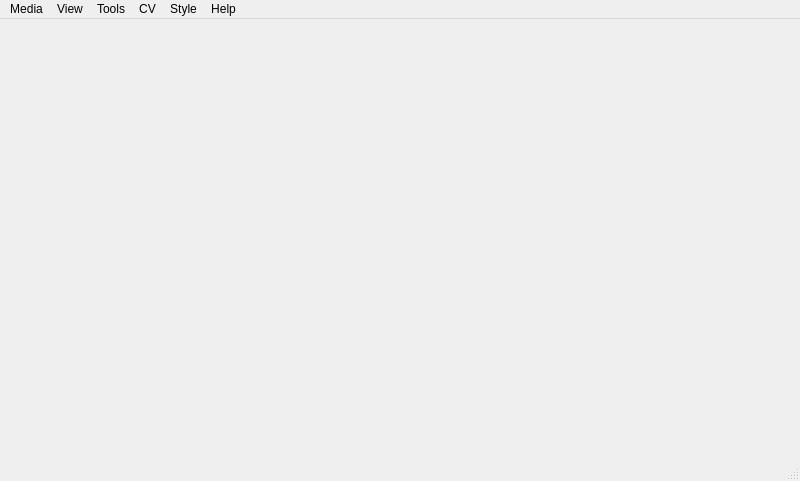
Old version of the form src/mainwindow.ui in the repository StevenHuang2020/VideoPlayer.
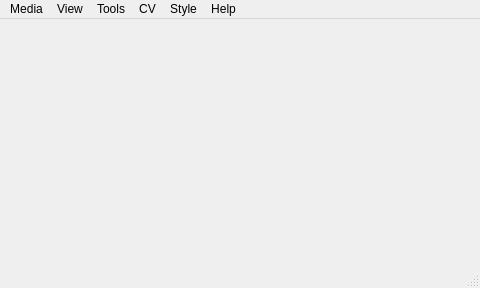
New version of the form.

```diff
--- a/src/mainwindow.ui
+++ b/src/mainwindow.ui
@@ -12,8 +12,8 @@
    <rect>
     <x>0</x>
     <y>0</y>
-    <width>800</width>
-    <height>481</height>
+    <width>480</width>
+    <height>288</height>
    </rect>
   </property>
   <property name="sizePolicy">
@@ -90,7 +90,7 @@
     <rect>
      <x>0</x>
      <y>0</y>
-     <width>800</width>
+     <width>480</width>
      <height>18</height>
     </rect>
    </property>
```
Left out of the diff: 16 changed lines with no effect on the pictures.
